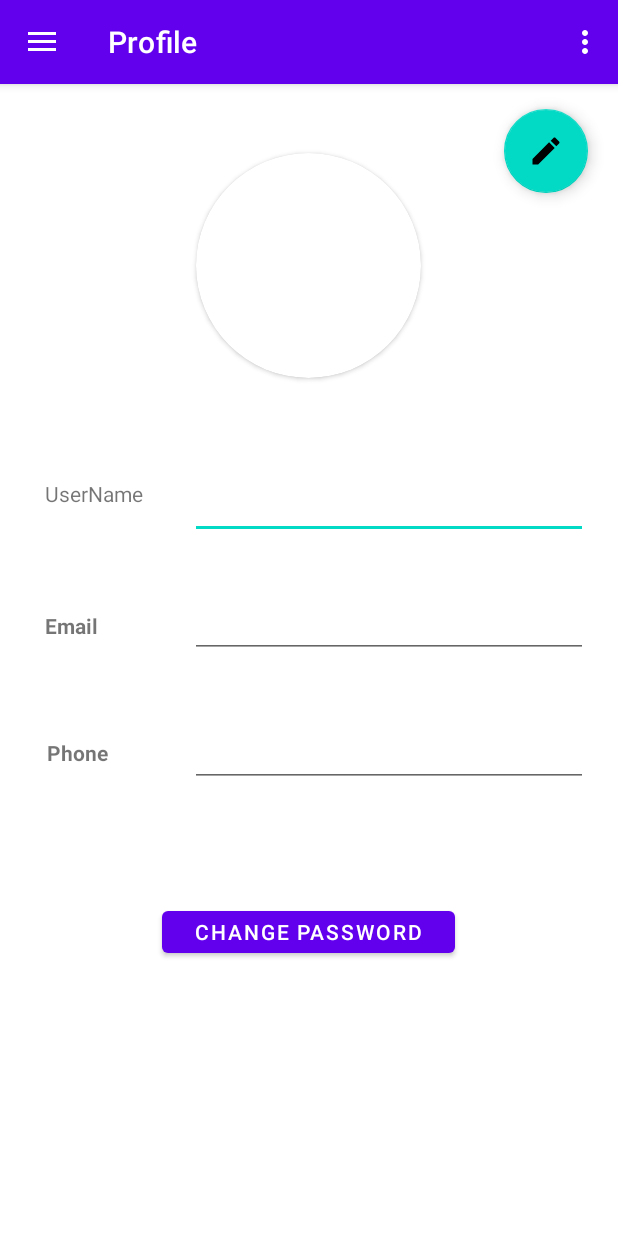
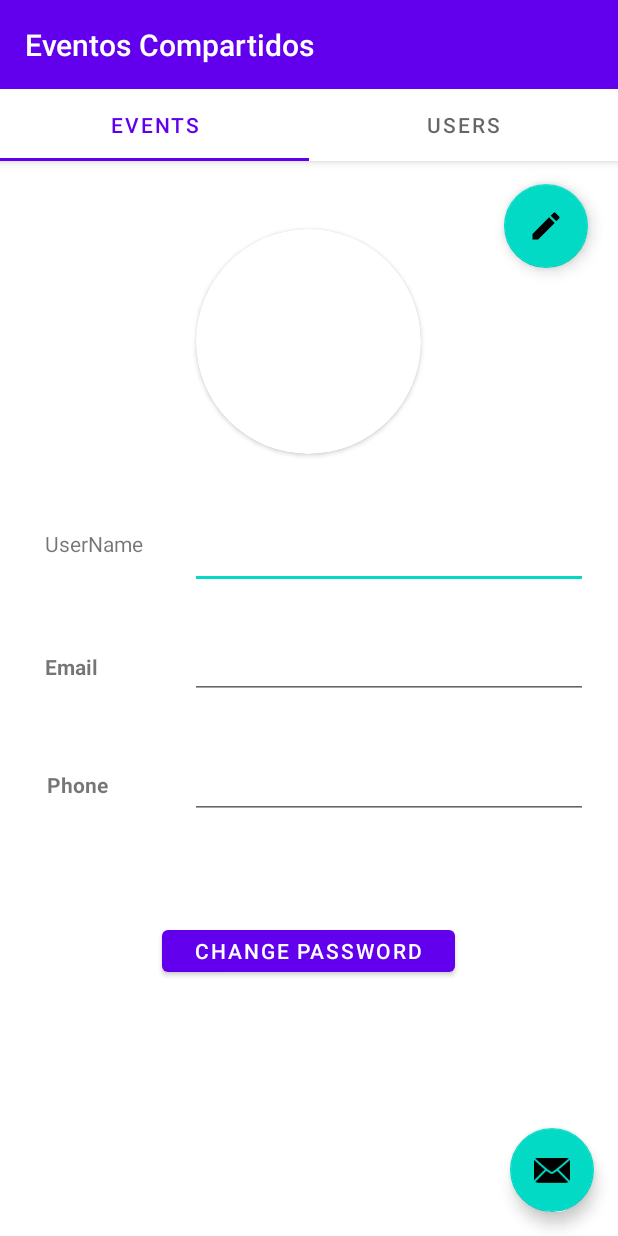
Before and after one commit to ChemaRuiz94/DesafioFinalAndroid, an Android app: the AdminActivity screen opened directly, with no data from a screen before it, after a tap on "ADMIN MODE", on a phone screen of 412 x 824 dp. Run offline under Robolectric (Android 15) with nearby library versions, the light colour scheme and no system bars; our stand-ins replace Firebase (no records; nobody signed in at launch, a user with empty details on screens opened directly); 6 statements that could not run were skipped.

Commit message:
Commit - (AdminTabbActivity) -> Tab2 User (Rv)

```diff
--- /dev/null
+++ b/app/src/main/java/com/chema/eventoscompartidos/AdminTabbActivity.kt
@@ -0,0 +1,57 @@
+package com.chema.eventoscompartidos
+
+import android.os.Bundle
+import com.google.android.material.floatingactionbutton.FloatingActionButton
+import com.google.android.material.snackbar.Snackbar
+import com.google.android.material.tabs.TabLayout
+import androidx.viewpager.widget.ViewPager
+import androidx.appcompat.app.AppCompatActivity
+import android.view.Menu
+import android.view.MenuItem
+import com.chema.eventoscompartidos.ui.main.SectionsPagerAdapter
+import com.chema.eventoscompartidos.databinding.ActivityAdminTabbBinding
+import com.chema.eventoscompartidos.model.Evento
+import com.chema.eventoscompartidos.model.Rol
+import com.chema.eventoscompartidos.model.User
+import com.chema.eventoscompartidos.utils.Constantes
+import com.chema.eventoscompartidos.utils.ProviderType
+import com.chema.eventoscompartidos.utils.VariablesCompartidas
+import com.google.firebase.firestore.DocumentChange
+import com.google.firebase.firestore.QuerySnapshot
+import com.google.firebase.firestore.ktx.firestore
+import com.google.firebase.ktx.Firebase
+import kotlinx.coroutines.Dispatchers
+import kotlinx.coroutines.Job
+import kotlinx.coroutines.launch
+import kotlinx.coroutines.runBlocking
+import kotlinx.coroutines.tasks.await
+import java.lang.Exception
+
+class AdminTabbActivity : AppCompatActivity() {
+
+    private val db = Firebase.firestore
+    private lateinit var binding: ActivityAdminTabbBinding
+
+    override fun onCreate(savedInstanceState: Bundle?) {
+        super.onCreate(savedInstanceState)
+
+        binding = ActivityAdminTabbBinding.inflate(layoutInflater)
+        setContentView(binding.root)
+
+        val sectionsPagerAdapter = SectionsPagerAdapter(this, supportFragmentManager)
+        val viewPager: ViewPager = binding.viewPager
+        viewPager.adapter = sectionsPagerAdapter
+        val tabs: TabLayout = binding.tabs
+        tabs.setupWithViewPager(viewPager)
+        val fab: FloatingActionButton = binding.fab
+
+
+
+        fab.setOnClickListener { view ->
+            Snackbar.make(view, "Replace with your own action", Snackbar.LENGTH_LONG)
+                .setAction("Action", null).show()
+        }
+    }
+
+
+}
--- a/app/src/main/java/com/chema/eventoscompartidos/activities/AdminActivity.kt
+++ b/app/src/main/java/com/chema/eventoscompartidos/activities/AdminActivity.kt
@@ -4,6 +4,7 @@ import android.content.Intent
 import androidx.appcompat.app.AppCompatActivity
 import android.os.Bundle
 import android.widget.Button
+import com.chema.eventoscompartidos.AdminTabbActivity
 import com.chema.eventoscompartidos.R
 
 class AdminActivity : AppCompatActivity() {
@@ -19,7 +20,7 @@ class AdminActivity : AppCompatActivity() {
         btn_user = findViewById(R.id.btn_user)
 
         btn_admin.setOnClickListener{
-            var myIntent = Intent(this, ActivatedUserHomeActivity::class.java)
+            var myIntent = Intent(this, AdminTabbActivity::class.java)
             startActivity(myIntent)
         }
 
--- a/app/src/main/java/com/chema/eventoscompartidos/rv/AdapterRvAllUser.kt
+++ b/app/src/main/java/com/chema/eventoscompartidos/rv/AdapterRvAllUser.kt
@@ -35,6 +35,8 @@ class AdapterRvAllUser (
         holder.txt_email_allUser_item.text = usuario.email
         if(usuario.img != null){
             holder.img_item_allUser.setImageBitmap(Auxiliar.StringToBitMap(usuario.img))
+        }else{
+            holder.img_item_allUser.setImageResource(R.drawable.ic_no_photography)
         }
 
 
--- /dev/null
+++ b/app/src/main/java/com/chema/eventoscompartidos/ui/main/SectionsPagerAdapter.kt
@@ -0,0 +1,48 @@
+package com.chema.eventoscompartidos.ui.main
+
+import android.content.Context
+import android.widget.Toast
+import androidx.fragment.app.Fragment
+import androidx.fragment.app.FragmentManager
+import androidx.fragment.app.FragmentPagerAdapter
+import com.chema.eventoscompartidos.R
+import com.chema.eventoscompartidos.fragment.AllUserFragment
+import com.chema.eventoscompartidos.fragment.ProfileFragment
+
+private val TAB_TITLES = arrayOf(
+    R.string.tab_events,
+    R.string.tab_users
+)
+
+/**
+ * A [FragmentPagerAdapter] that returns a fragment corresponding to
+ * one of the sections/tabs/pages.
+ */
+class SectionsPagerAdapter(private val context: Context, fm: FragmentManager) :
+    FragmentPagerAdapter(fm) {
+
+    override fun getItem(position: Int): Fragment {
+        // getItem is called to instantiate the fragment for the given page.
+        // Return a PlaceholderFragment (defined as a static inner class below).
+        when(position){
+            0 -> {
+                Toast.makeText(context,"pagina 1",Toast.LENGTH_SHORT).show()
+                return ProfileFragment()
+            }
+            1 -> {
+                Toast.makeText(context,"pagina 2",Toast.LENGTH_SHORT).show()
+                  return AllUserFragment()
+            }
+        }
+        return PlaceholderFragment.newInstance(position + 1)
+    }
+
+    override fun getPageTitle(position: Int): CharSequence? {
+        return context.resources.getString(TAB_TITLES[position])
+    }
+
+    override fun getCount(): Int {
+        // Show 2 total pages.
+        return 2
+    }
+}
--- a/app/src/main/java/com/chema/eventoscompartidos/utils/VariablesCompartidas.kt
+++ b/app/src/main/java/com/chema/eventoscompartidos/utils/VariablesCompartidas.kt
@@ -24,6 +24,7 @@ object VariablesCompartidas {
     var emailUsuarioActual: String? = null
     var rolUsuarioActual: String? = null
 
+    var allUser: ArrayList<User> = ArrayList<User>()
     var usuariosEventoActual: ArrayList<User> = ArrayList<User>()
     var emailUsuariosEventoActual: ArrayList<String> = ArrayList<String>()
     var eventosUserActual: ArrayList<Evento> = ArrayList<Evento>()
--- /dev/null
+++ b/app/src/main/res/layout/activity_admin_tabb.xml
@@ -0,0 +1,44 @@
+<?xml version="1.0" encoding="utf-8"?>
+<androidx.coordinatorlayout.widget.CoordinatorLayout xmlns:android="http://schemas.android.com/apk/res/android"
+    xmlns:app="http://schemas.android.com/apk/res-auto"
+    xmlns:tools="http://schemas.android.com/tools"
+    android:layout_width="match_parent"
+    android:layout_height="match_parent"
+    tools:context=".AdminTabbActivity">
+
+    <com.google.android.material.appbar.AppBarLayout
+        android:layout_width="match_parent"
+        android:layout_height="wrap_content"
+        android:theme="@style/Theme.EventosCompartidos.AppBarOverlay">
+
+        <TextView
+            android:id="@+id/title"
+            android:layout_width="wrap_content"
+            android:layout_height="wrap_content"
+            android:gravity="center"
+            android:minHeight="?actionBarSize"
+            android:padding="@dimen/appbar_padding"
+            android:text="@string/app_name"
+            android:textAppearance="@style/TextAppearance.Widget.AppCompat.Toolbar.Title" />
+
+        <com.google.android.material.tabs.TabLayout
+            android:id="@+id/tabs"
+            android:layout_width="match_parent"
+            android:layout_height="wrap_content" />
+    </com.google.android.material.appbar.AppBarLayout>
+
+    <androidx.viewpager.widget.ViewPager
+        android:id="@+id/view_pager"
+        android:layout_width="match_parent"
+        android:layout_height="match_parent"
+        app:layout_behavior="@string/appbar_scrolling_view_behavior" />
+
+    <com.google.android.material.floatingactionbutton.FloatingActionButton
+        android:id="@+id/fab"
+        android:layout_width="wrap_content"
+        android:layout_height="wrap_content"
+        android:layout_gravity="bottom|end"
+        android:layout_marginEnd="@dimen/fab_margin"
+        android:layout_marginBottom="16dp"
+        app:srcCompat="@android:drawable/ic_dialog_email" />
+</androidx.coordinatorlayout.widget.CoordinatorLayout>
--- a/app/src/main/res/values/strings.xml
+++ b/app/src/main/res/values/strings.xml
@@ -65,8 +65,9 @@
     <!-- TODO: Remove or change this placeholder text -->
     <string name="hello_blank_fragment">Hello blank fragment</string>
     <string name="title_activity_admin_tabbed">AdminTabbedActivity</string>
-    <string name="tab_text_1">Tab 1</string>
-    <string name="tab_text_2">Tab 2</string>
+    <string name="tab_users">Users</string>
+    <string name="tab_events">Events</string>
     <string name="title_activity_admin_nav_draw">AdminNavDrawActivity</string>
     <string name="title_activity_admin_nav_home">AdminNavHomeActivity</string>
+    <string name="title_activity_admin_tabb">AdminTabbActivity</string>
 </resources>
```
Also changed, not shown: app/src/main/AndroidManifest.xml (+8 -3 lines), app/src/main/java/com/chema/eventoscompartidos/activities/DetalleEventoActivity.kt (+4 -3 lines), app/src/main/java/com/chema/eventoscompartidos/fragment/AllUserFragment.kt (+19 -3 lines), app/src/main/java/com/chema/eventoscompartidos/ui/main/PageViewModel.kt (added, +19 -0 lines), app/src/main/java/com/chema/eventoscompartidos/ui/main/PlaceholderFragment.kt (added, +97 -0 lines), app/src/main/res/layout/fragment_admin_tabb.xml (added, +23 -0 lines), app/src/main/res/layout/item_all_user_layout.xml (+22 -13 lines).
